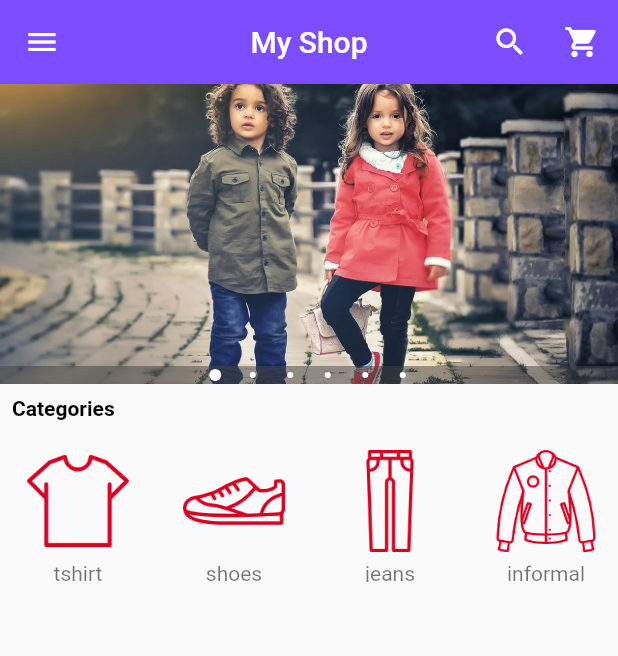
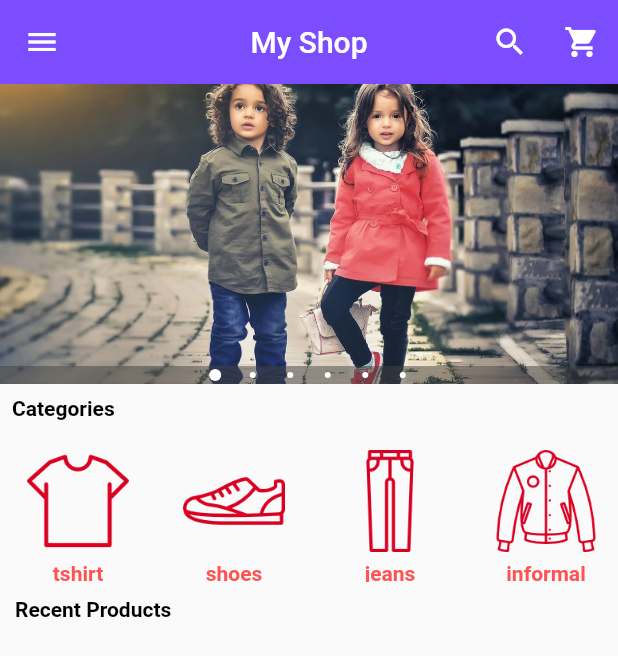
Before and after one commit to Darshana97/E-Commerce_Flutter_App, a Flutter app: the screen it shows after launch, on a phone screen of 412 x 824 dp. Shown: the top 656 px of the screen. Run offline on Flutter 3.47's test engine with Material 2 defaults, Android fonts, the phone set to English and light mode, and no system bars; drawn by our look-alikes of carousel_pro.

Commit message:
products

```diff
--- a/lib/components/horizontal_listview.dart
+++ b/lib/components/horizontal_listview.dart
@@ -63,7 +63,7 @@ class Category extends StatelessWidget {
               height: 80.0,
             ),
             subtitle: Container(
-                alignment: Alignment.topCenter, child: Text(image_caption)),
+                alignment: Alignment.topCenter, child: Text(image_caption,style: TextStyle(color: Colors.redAccent,fontWeight: FontWeight.bold),)),
           ),
         ),
       ),
--- /dev/null
+++ b/lib/components/products.dart
@@ -0,0 +1,22 @@
+import 'package:flutter/material.dart';
+
+class Products extends StatefulWidget {
+  @override
+  _ProductsState createState() => _ProductsState();
+}
+
+class _ProductsState extends State<Products> {
+  var product_list = [
+    {
+      "name": "Blazer",
+      "picture": "images/products/",
+      "old_price": "",
+      "price": ""
+    }
+  ];
+
+  @override
+  Widget build(BuildContext context) {
+    return Container();
+  }
+}
--- a/lib/main.dart
+++ b/lib/main.dart
@@ -2,6 +2,7 @@ import 'package:flutter/material.dart';
 import 'package:carousel_pro/carousel_pro.dart';
 
 import 'package:flutter_ecom/components/horizontal_listview.dart';
+import 'package:flutter_ecom/components/products.dart';
 
 void main() {
   runApp(MaterialApp(
@@ -165,6 +166,20 @@ class _HomePageState extends State<HomePage> {
 
           HorizontalList(),
 
+          Padding(
+            padding: EdgeInsets.all(10.0),
+            child: Text(
+              "Recent Products",
+              style:
+              TextStyle(fontWeight: FontWeight.bold, color: Colors.black),
+            ),
+          ),
+
+          Container(
+            height: 320.0,
+            child: Products(),
+          )
+
         ],
       ),
     );
```
